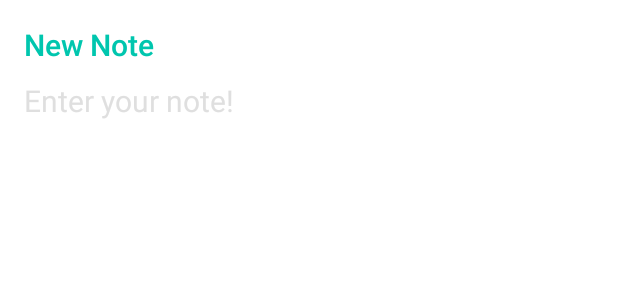
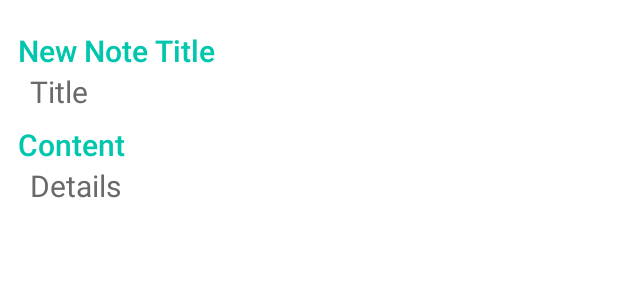
Before and after one commit to RedBiscuits/NoteApp-summer-, an Android app: the layout note_dialog.xml on its own in the app's theme, with its tools: preview values and no code run, on a phone screen of 412 x 824 dp. Shown: the top 300 px of the screen. Run offline under Robolectric (Android 15) with nearby library versions, the phone set to English and light mode, and no system bars.

Commit message:
UI improvements Added details to Notes

```diff
--- a/app/src/main/res/layout/note_dialog.xml
+++ b/app/src/main/res/layout/note_dialog.xml
@@ -1,33 +1,69 @@
 <?xml version="1.0" encoding="utf-8"?>
-<LinearLayout xmlns:android="http://schemas.android.com/apk/res/android"
+<androidx.constraintlayout.widget.ConstraintLayout xmlns:android="http://schemas.android.com/apk/res/android"
+    xmlns:app="http://schemas.android.com/apk/res-auto"
+    xmlns:tools="http://schemas.android.com/tools"
     android:layout_width="match_parent"
     android:layout_height="match_parent"
-    android:orientation="vertical"
     android:paddingLeft="@dimen/activity_margin"
     android:paddingRight="@dimen/activity_margin"
     android:paddingTop="@dimen/activity_margin">
 
-    <TextView android:id="@+id/dialog_title"
+    <TextView
+        android:id="@+id/dialog_title"
         android:layout_width="wrap_content"
         android:layout_height="wrap_content"
-        android:layout_marginBottom="@dimen/dimen_10"
         android:fontFamily="sans-serif-medium"
         android:lineSpacingExtra="8sp"
         android:text="@string/lbl_new_note_title"
+        android:layout_marginVertical="8dp"
         android:textColor="@color/colorAccent"
         android:textSize="@dimen/lbl_new_note_title"
-        android:textStyle="normal" />
+        android:textStyle="normal"
+        app:layout_constraintStart_toStartOf="parent"
+        app:layout_constraintTop_toTopOf="parent" />
 
     <EditText
         android:id="@+id/note"
         android:layout_width="match_parent"
         android:layout_height="wrap_content"
         android:background="@android:color/transparent"
+        android:hint="@string/hint_enter_note"
+        android:textColor="@color/black"
+        android:inputType="textCapSentences|textMultiLine"
+        android:lines="1"
+        android:paddingStart="8dp"
+        android:textColorHint="#696969"
+        android:textSize="@dimen/input_new_note"
+        app:layout_constraintStart_toStartOf="parent"
+        app:layout_constraintTop_toBottomOf="@+id/dialog_title" />
+
+    <TextView
+        android:id="@+id/description"
+        android:layout_width="wrap_content"
+        android:layout_height="wrap_content"
+        android:fontFamily="sans-serif-medium"
+        android:layout_marginVertical="8dp"
+        android:lineSpacingExtra="8sp"
+        android:text="@string/content"
+        android:textColor="@color/colorAccent"
+        android:textSize="@dimen/lbl_new_note_title"
+        android:textStyle="normal"
+        app:layout_constraintStart_toStartOf="parent"
+        app:layout_constraintTop_toBottomOf="@+id/note" />
+
+    <EditText
+        android:id="@+id/note_details"
+        android:layout_width="match_parent"
+        android:layout_height="wrap_content"
+        android:background="@android:color/transparent"
         android:gravity="top"
-        android:hint="@string/hint_enter_note"
+        android:paddingHorizontal="8dp"
+        android:hint="@string/details"
         android:inputType="textCapSentences|textMultiLine"
         android:lines="4"
-        android:textColorHint="@color/hint_enter_note"
-        android:textSize="@dimen/input_new_note" />
+        android:textColorHint="#696969"
+        android:textSize="@dimen/input_new_note"
+        app:layout_constraintStart_toStartOf="parent"
+        app:layout_constraintTop_toBottomOf="@+id/description" />
 
-</LinearLayout>
+</androidx.constraintlayout.widget.ConstraintLayout>
--- a/app/src/main/res/values/colors.xml
+++ b/app/src/main/res/values/colors.xml
@@ -11,7 +11,6 @@
     <color name="colorPrimaryDark">#455399</color>
     <color name="colorAccent">#00c6ae</color>
     <color name="msg_no_notes">#999</color>
-    <color name="hint_enter_note">#89c3c3c3</color>
-    <color name="timestamp">#858585</color>
+    <color name="timestamp">#252121</color>
     <color name="note_list_text">#232323</color>
 </resources>
--- a/app/src/main/res/values/dimens.xml
+++ b/app/src/main/res/values/dimens.xml
@@ -1,6 +1,6 @@
 <resources>
     <dimen name="fab_margin">16dp</dimen>
-    <dimen name="activity_margin">16dp</dimen>
+    <dimen name="activity_margin">12dp</dimen>
     <dimen name="dot_margin_right">10dp</dimen>
     <dimen name="msg_no_notes">26sp</dimen>
     <dimen name="margin_top_no_notes">120dp</dimen>
@@ -10,5 +10,5 @@
     <dimen name="dot_height">30dp</dimen>
     <dimen name="dot_text_size">40sp</dimen>
     <dimen name="timestamp">14sp</dimen>
-    <dimen name="note_list_text">18sp</dimen>
+    <dimen name="note_list_text">20sp</dimen>
 </resources>
--- a/app/src/main/res/values/strings.xml
+++ b/app/src/main/res/values/strings.xml
@@ -3,7 +3,9 @@
     <string name="action_settings">Settings</string>
     <string name="activity_title_home">Notes</string>
     <string name="msg_no_notes">No notes found!</string>
-    <string name="lbl_new_note_title">New Note</string>
+    <string name="lbl_new_note_title">New Note Title</string>
     <string name="lbl_edit_note_title">Edit Note</string>
-    <string name="hint_enter_note">Enter your note!</string>
+    <string name="hint_enter_note">Title</string>
+    <string name="content">Content</string>
+    <string name="details">Details</string>
 </resources>
```
Also changed, not shown: app/src/main/java/com/datastructures/notesapp/MainActivity.java (+141 -132 lines), app/src/main/java/com/datastructures/notesapp/adapters/NotesAdapter.java (+20 -3 lines), app/src/main/java/com/datastructures/notesapp/database/DatabaseHelper.java (+13 -5 lines), app/src/main/java/com/datastructures/notesapp/pojo/Note.java (+15 -1 lines), app/src/main/java/com/datastructures/notesapp/utils/MyDividerItemDecoration.java (deleted, +0 -101 lines), app/src/main/res/drawable/rounded_corner_square.xml (added, +13 -0 lines), app/src/main/res/layout/activity_main.xml (+2 -15 lines), app/src/main/res/layout/note_list_row.xml (+37 -16 lines).
